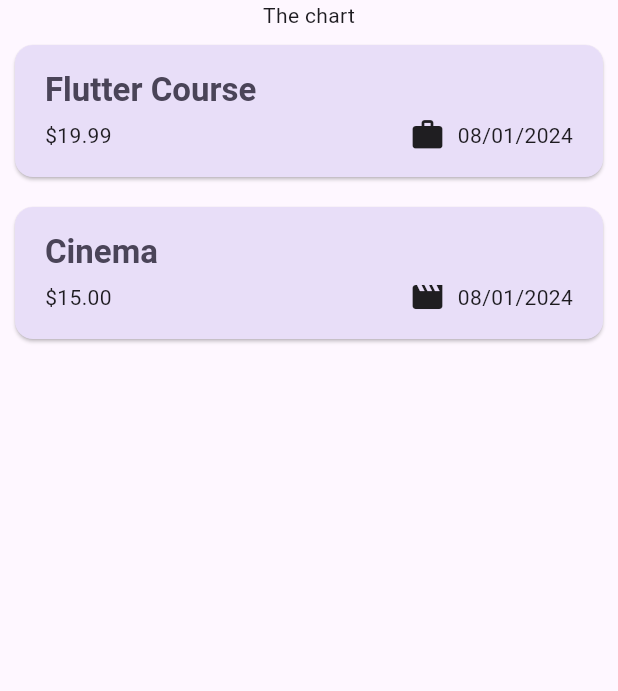
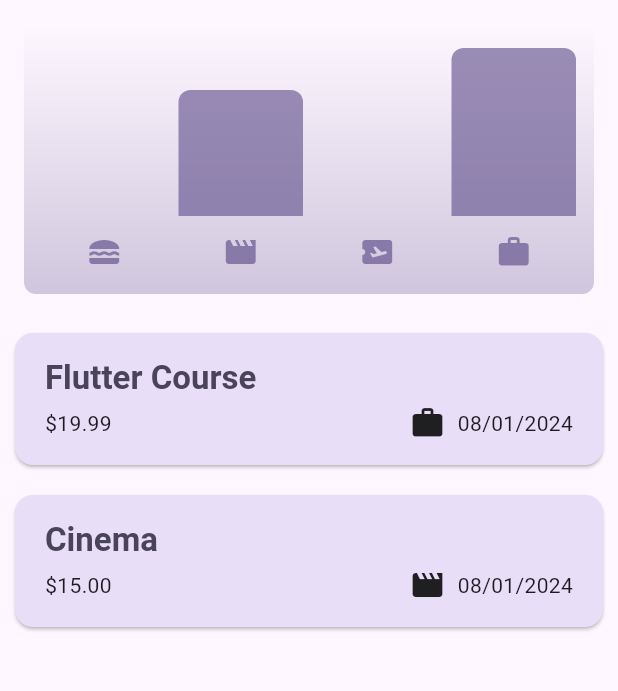
Before and after one commit to AdrianMReds/flutter_expense_tracker, a Flutter app: the screen it shows after launch, on a phone screen of 412 x 824 dp, the part 84-775 px from its top. Run offline on Flutter 3.47's test engine with Material 3 defaults, Android fonts, the phone set to English and light mode, and no system bars.

Commit message:
Chart widget

```diff
--- a/lib/models/expense.dart
+++ b/lib/models/expense.dart
@@ -33,3 +33,28 @@ class Expense {
     return formatter.format(date);
   }
 }
+
+class ExpenseBucket {
+  const ExpenseBucket({
+    required this.category,
+    required this.expenses,
+  });
+
+  ExpenseBucket.forCategory(List<Expense> allExpenses, this.category)
+      : expenses = allExpenses
+            .where((expense) => expense.category == category)
+            .toList();
+
+  final Category category;
+  final List<Expense> expenses;
+
+  double get totalExpenses {
+    double sum = 0;
+
+    for (final expense in expenses) {
+      sum += expense.amount;
+    }
+
+    return sum;
+  }
+}
--- a/lib/screens/expenses.dart
+++ b/lib/screens/expenses.dart
@@ -2,6 +2,7 @@ import 'package:expense_tracker/widgets/new_expense.dart';
 import 'package:flutter/material.dart';
 import 'package:expense_tracker/models/expense.dart';
 import 'package:expense_tracker/widgets/expenses_list/expenses_list.dart';
+import 'package:expense_tracker/widgets/chart/chart.dart';
 
 class Expenses extends StatefulWidget {
   const Expenses({super.key});
@@ -38,7 +39,6 @@ class _ExpensesState extends State<Expenses> {
   }
 
   void _addExpense(Expense expense) {
-    print('Llegué aquí');
     setState(() {
       _registeredExpenses.add(expense);
     });
@@ -89,7 +89,9 @@ class _ExpensesState extends State<Expenses> {
       ),
       body: Column(
         children: [
-          const Text('The chart'),
+          Chart(
+            expenses: _registeredExpenses,
+          ),
           Expanded(
             child: mainContent,
           )
--- /dev/null
+++ b/lib/widgets/chart/chart.dart
@@ -0,0 +1,95 @@
+import 'package:flutter/material.dart';
+
+import 'package:expense_tracker/widgets/chart/chart_bar.dart';
+import 'package:expense_tracker/models/expense.dart';
+
+class Chart extends StatelessWidget {
+  const Chart({super.key, required this.expenses});
+
+  final List<Expense> expenses;
+
+  List<ExpenseBucket> get buckets {
+    return [
+      ExpenseBucket.forCategory(expenses, Category.food),
+      ExpenseBucket.forCategory(expenses, Category.leisure),
+      ExpenseBucket.forCategory(expenses, Category.travel),
+      ExpenseBucket.forCategory(expenses, Category.work),
+    ];
+  }
+
+  double get maxTotalExpense {
+    double maxTotalExpense = 0;
+
+    for (final bucket in buckets) {
+      if (bucket.totalExpenses > maxTotalExpense) {
+        maxTotalExpense = bucket.totalExpenses;
+      }
+    }
+
+    return maxTotalExpense;
+  }
+
+  @override
+  Widget build(BuildContext context) {
+    final isDarkMode =
+        MediaQuery.of(context).platformBrightness == Brightness.dark;
+    return Container(
+      margin: const EdgeInsets.all(16),
+      padding: const EdgeInsets.symmetric(
+        vertical: 16,
+        horizontal: 8,
+      ),
+      width: double.infinity,
+      height: 180,
+      decoration: BoxDecoration(
+        borderRadius: BorderRadius.circular(8),
+        gradient: LinearGradient(
+          colors: [
+            Theme.of(context).colorScheme.primary.withOpacity(0.3),
+            Theme.of(context).colorScheme.primary.withOpacity(0.0)
+          ],
+          begin: Alignment.bottomCenter,
+          end: Alignment.topCenter,
+        ),
+      ),
+      child: Column(
+        children: [
+          Expanded(
+            child: Row(
+              crossAxisAlignment: CrossAxisAlignment.end,
+              children: [
+                for (final bucket in buckets) // alternative to map()
+                  ChartBar(
+                    fill: bucket.totalExpenses == 0
+                        ? 0
+                        : bucket.totalExpenses / maxTotalExpense,
+                  )
+              ],
+            ),
+          ),
+          const SizedBox(height: 12),
+          Row(
+            children: buckets
+                .map(
+                  (bucket) => Expanded(
+                    child: Padding(
+                      padding: const EdgeInsets.symmetric(horizontal: 4),
+                      child: Icon(
+                        categoryIcons[bucket.category],
+                        color: isDarkMode
+                            ? Theme.of(context).colorScheme.secondary
+                            : Theme.of(context)
+                                .colorScheme
+                                .primary
+                                .withOpacity(0.7),
+                      ),
+                    ),
+                  ),
+                )
+                .toList(),
+          )
+        ],
+      ),
+    );
+  }
+}
--- /dev/null
+++ b/lib/widgets/chart/chart_bar.dart
@@ -0,0 +1,34 @@
+import 'package:flutter/material.dart';
+
+class ChartBar extends StatelessWidget {
+  const ChartBar({
+    super.key,
+    required this.fill,
+  });
+
+  final double fill;
+
+  @override
+  Widget build(BuildContext context) {
+    final isDarkMode =
+        MediaQuery.of(context).platformBrightness == Brightness.dark;
+    return Expanded(
+      child: Padding(
+        padding: const EdgeInsets.symmetric(horizontal: 4),
+        child: FractionallySizedBox(
+          heightFactor: fill,
+          child: DecoratedBox(
+            decoration: BoxDecoration(
+              shape: BoxShape.rectangle,
+              borderRadius:
+                  const BorderRadius.vertical(top: Radius.circular(8)),
+              color: isDarkMode
+                  ? Theme.of(context).colorScheme.secondary
+                  : Theme.of(context).colorScheme.primary.withOpacity(0.65),
+            ),
+          ),
+        ),
+      ),
+    );
+  }
+}
```
